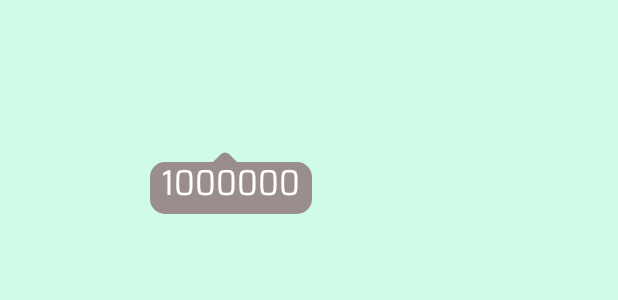
After one commit to teneEmma/assurance-contract-handler, an Android app: the layout step_zize_pop_up_content.xml on its own in the app's theme, with its tools: preview values and no code run, on a phone screen of 412 x 824 dp. The commit adds this screen. Shown: the top 300 px of the screen. Run offline under Robolectric (Android 15) with nearby library versions, the phone set to English and light mode, and no system bars.

Commit message:
Pop up for step size (#166)
* layer list for back pop up ground

* The actual background

* updated expandable adapter

* changed background color for pop up menu

* removed the + sign

```diff
--- /dev/null
+++ b/app/src/main/res/drawable/step_size_pop_up_background.xml
@@ -0,0 +1,31 @@
+<?xml version="1.0" encoding="utf-8"?>
+<layer-list xmlns:android="http://schemas.android.com/apk/res/android">
+
+    <!--Shadow Layers-->
+
+    <item android:left="50dp"
+          android:bottom="8dp">
+        <rotate
+                android:fromDegrees="45"
+                android:pivotX="0%"
+                android:pivotY="0%"
+                android:toDegrees="0">
+            <shape android:shape="rectangle">
+                <corners android:radius="4dp"/>
+                <solid android:color="@color/gray" />
+            </shape>
+        </rotate>
+    </item>
+    <item android:top="8dp">
+        <shape android:shape="rectangle">
+            <padding
+                    android:bottom="2dp"
+                    android:top="2dp"
+                    android:left="8dp"
+                    android:right="8dp"/>
+            <solid android:color="@color/gray" />
+            <corners android:radius="10dp" />
+        </shape>
+    </item>
+
+</layer-list>
--- /dev/null
+++ b/app/src/main/res/layout/step_zize_pop_up_content.xml
@@ -0,0 +1,17 @@
+<?xml version="1.0" encoding="utf-8"?>
+<RelativeLayout xmlns:android="http://schemas.android.com/apk/res/android"
+                android:layout_width="wrap_content"
+                android:layout_margin="100dp"
+                android:layout_height="wrap_content">
+
+    <TextView
+            android:id="@+id/tvCaption"
+            android:layout_width="wrap_content"
+            android:layout_height="wrap_content"
+            android:layout_centerHorizontal="true"
+            android:background="@drawable/step_size_pop_up_background"
+            android:layout_centerVertical="true"
+            android:textAppearance="@style/normal"
+            android:text="1000000"
+            android:textColor="#ffffff"/>
+</RelativeLayout>
```
Also changed, not shown: app/src/main/java/com/kod/assurancecontracthandler/views/main/fragmentListContracts/ExpandableSliderAdapter.kt (+42 -8 lines).
